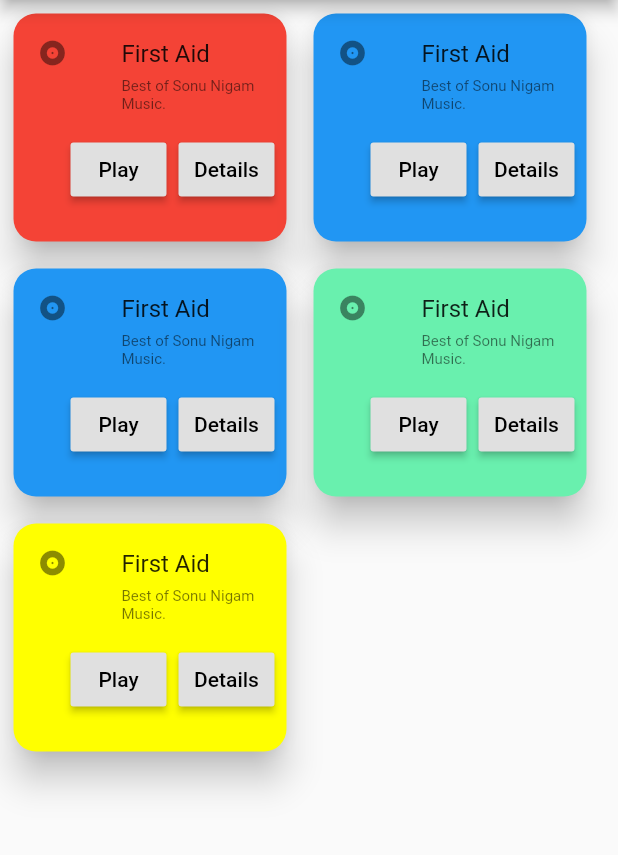
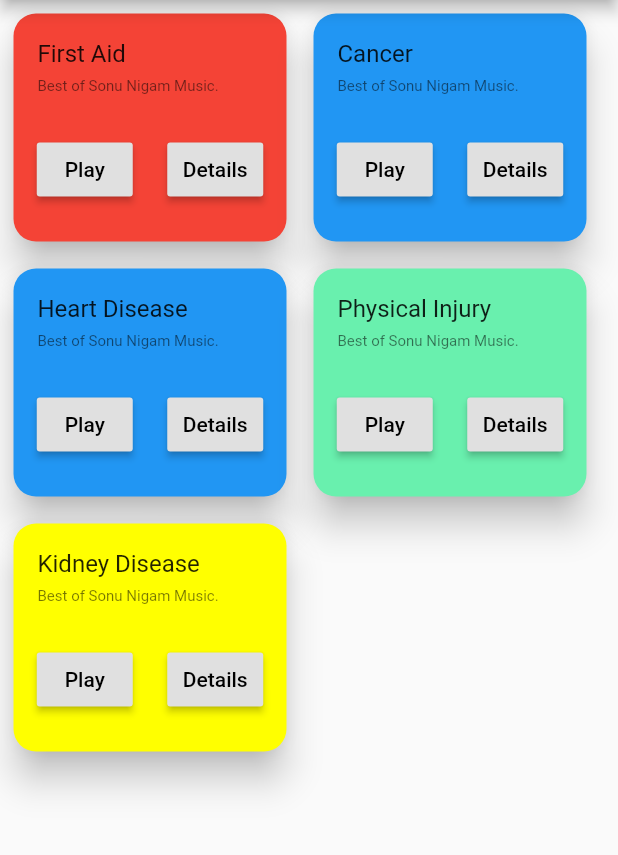
Before and after one commit to RadySonabu/Mobile-Healtheam, a Flutter app: the GamesPage screen opened directly, on a phone screen of 412 x 824 dp, the part 84-939 px from its top. Run offline on Flutter 3.47's test engine with Material 2 defaults, Android fonts, the phone set to English and light mode, and no system bars; our stand-ins replace get.

Commit message:
Added cards to games

```diff
--- a/lib/src/card.dart
+++ b/lib/src/card.dart
@@ -1,9 +1,12 @@
 import 'package:flutter/material.dart';
+import 'package:gamify/src/games_specific/specific_detail.dart';
+import 'package:gamify/src/games_specific/specific_game.dart';
+import 'package:get/get.dart';
 
 class MyCardWidget extends StatelessWidget {
   MyCardWidget({Key? key, required this.title, required this.subtitle, required this.color}) : super(key: key);
-   Widget title;
-   Widget subtitle;
+   String title;
+      String  subtitle;
    Color color;
   @override
   Widget build(BuildContext context) {
@@ -19,24 +22,29 @@ class MyCardWidget extends StatelessWidget {
         elevation: 10,
         child: Column(
           mainAxisSize: MainAxisSize.min,
-          children: <Widget>[
+          children: [
              ListTile(
-              leading: Icon(Icons.album, size: 20),
-              title: title,
+              // leading: Icon(Icons.album, size: 20),
+              title: Text('$title'),
               subtitle: Text(
                 'Best of Sonu Nigam Music.',
                 style: TextStyle(fontSize: 10.0)
               ),
             ),
             ButtonBar(
+              alignment: MainAxisAlignment.spaceAround,
               children: <Widget>[
                 RaisedButton(
                   child: const Text('Play'),
-                  onPressed: () {/* ... */},
+                  onPressed: () {/* ... */
+                  Get.to(SpecificGame(), arguments: [title]);
+                  },
                 ),
                 RaisedButton(
                   child: const Text('Details'),
-                  onPressed: () {/* ... */},
+                  onPressed: () {/* ... */
+                  Get.to(SpecificDetail(), arguments: [title]);
+                  },
                 ),
               ],
             ),
--- a/lib/src/drawer.dart
+++ b/lib/src/drawer.dart
@@ -18,7 +18,7 @@ class MyDrawer extends StatelessWidget {
     children: [
       const DrawerHeader(
         decoration: BoxDecoration(
-          color: Colors.blue,
+          color: Colors.greenAccent,
         ),
         child: Text('Drawer Header'),
       ),
--- a/lib/src/games.dart
+++ b/lib/src/games.dart
@@ -18,11 +18,11 @@ class GamesPage extends StatelessWidget {
   // spacing: 5.0, // gap between adjacent chips
   // runSpacing: 4.0, // gap between lines
   children: <Widget>[
-    MyCardWidget(title: Text("First Aid"), subtitle: Text("Sample first aid"), color: Colors.red,),
-    MyCardWidget(title: Text("First Aid"), subtitle: Text("Sample first aid"), color: Colors.blue,),
-    MyCardWidget(title: Text("First Aid"), subtitle: Text("Sample first aid"), color: Colors.blue,),
-    MyCardWidget(title: Text("First Aid"), subtitle: Text("Sample first aid"), color: Colors.greenAccent,),
-    MyCardWidget(title: Text("First Aid"), subtitle: Text("Sample first aid"), color: Colors.yellowAccent,),
+    MyCardWidget(title: "First Aid", subtitle: "Sample firt aid", color: Colors.red,),
+    MyCardWidget(title: "Cancer", subtitle: "Sample firt aid", color: Colors.blue,),
+    MyCardWidget(title: "Heart Disease", subtitle: "Sample firt aid", color: Colors.blue,),
+    MyCardWidget(title: "Physical Injury", subtitle: "Sample firt aid", color: Colors.greenAccent,),
+    MyCardWidget(title: "Kidney Disease", subtitle: "Sample firt aid", color: Colors.yellowAccent,),
     // MyCardWidget(),
     // MyCardWidget(),
     // MyCardWidget(),
```
Also changed, not shown: lib/src/games_specific/specific_detail.dart (added, +31 -0 lines), lib/src/games_specific/specific_game.dart (added, +29 -0 lines).
